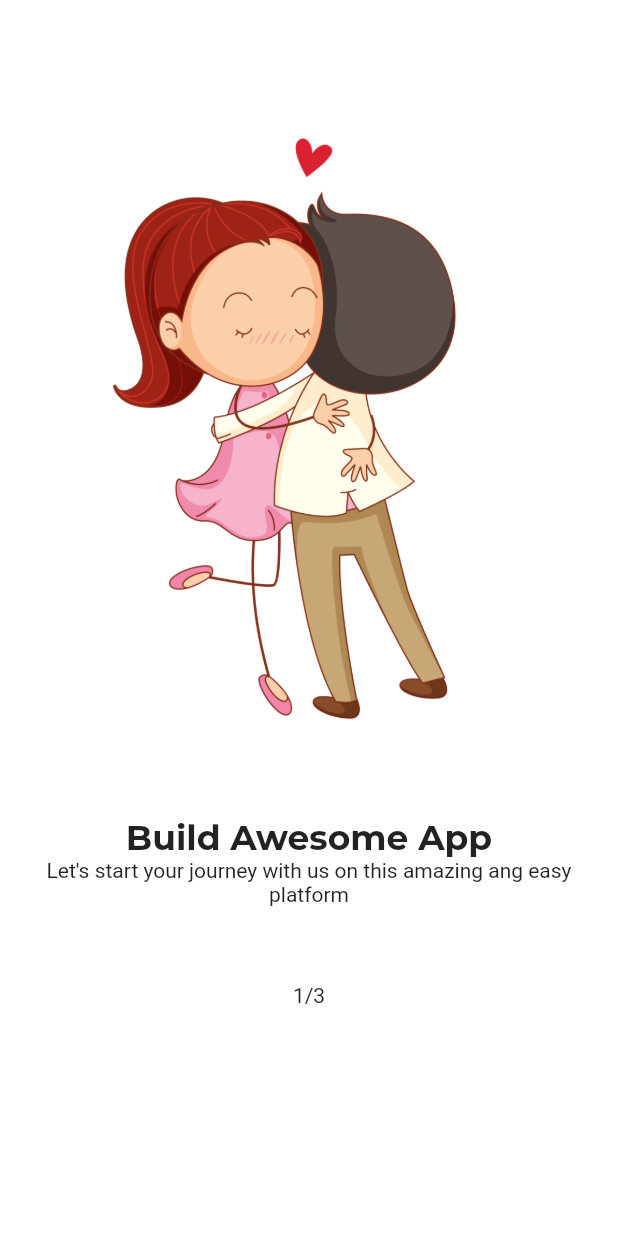
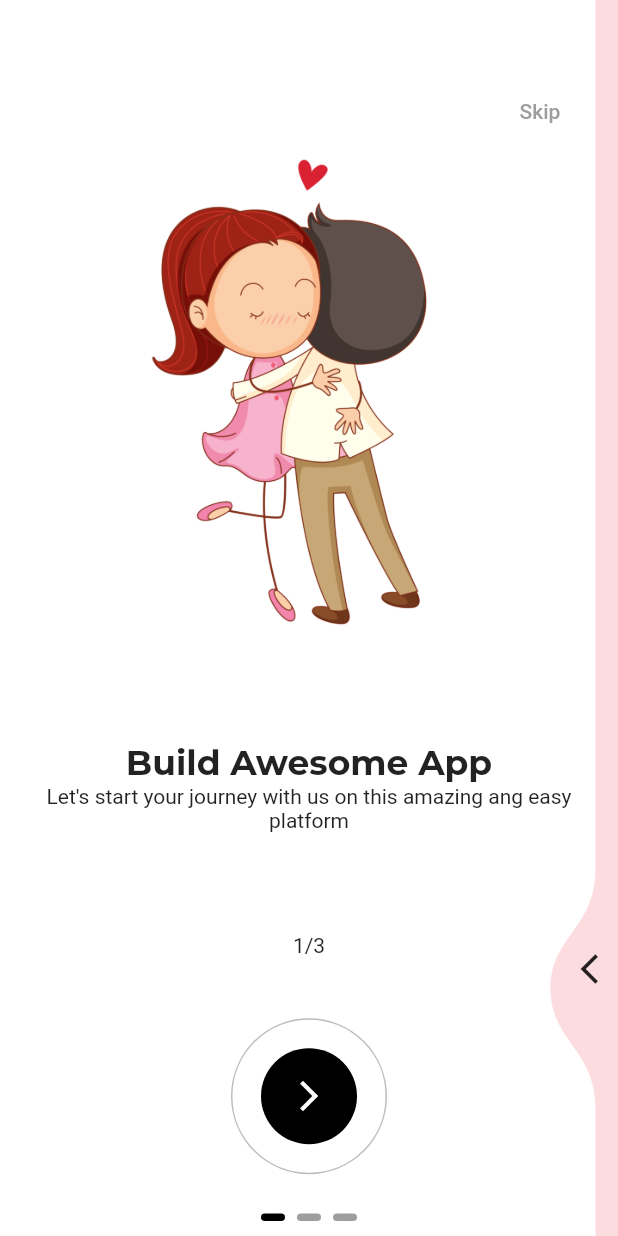
Before and after one commit to IrinaSemGB/login_app_flutter, a Flutter app: the screen it shows after launch, on a phone screen of 412 x 824 dp. Run offline on Flutter 3.47's test engine with Material 2 defaults, Android fonts, the phone set to English and light mode, and no system bars; drawn by our look-alikes of liquid_swipe, smooth_page_indicator; our stand-ins replace get, google_fonts.

Commit message:
OnBoarding screen has been created

```diff
--- a/lib/constants/app_colors.dart
+++ b/lib/constants/app_colors.dart
@@ -1,5 +1,3 @@
-import 'dart:ui';
-
 import 'package:flutter/material.dart';
 
 class AppColors {
--- /dev/null
+++ b/lib/controllers/on_boarding_controller.dart
@@ -0,0 +1,52 @@
+import 'package:get/get.dart';
+import 'package:liquid_swipe/PageHelpers/LiquidController.dart';
+import '../constants/app_colors.dart';
+import '../constants/app_titles.dart';
+import '../constants/images_strings.dart';
+import '../models/on_boarding_model.dart';
+import '../screens/on_boarding/on_boarding_widget.dart';
+
+class OnBoardingController extends GetxController {
+
+  final LiquidController controller = LiquidController();
+  RxInt currentPage = 0.obs;
+
+  onPageChangedCallBack(pageIndex) => currentPage.value = pageIndex;
+
+  skip() => controller.jumpToPage(page: pages.length - 1);
+
+  animateToNextPage() {
+    int nextPage = controller.currentPage + 1;
+    controller.animateToPage(page: nextPage);
+  }
+
+  final List<OnBoardingPage> pages = [
+    OnBoardingPage(
+      onBoardingModel: OnBoardingModel(
+        image: kOnBoardingImage1,
+        title: kOnBoardingTitle1,
+        subTitle: kOnBoardingSubtitle1,
+        counterText: kOnBoardingCounter1,
+        bgColor: AppColors.WHITE,
+      ),
+    ),
+    OnBoardingPage(
+      onBoardingModel: OnBoardingModel(
+        image: kOnBoardingImage2,
+        title: kOnBoardingTitle2,
+        subTitle: kOnBoardingSubtitle2,
+        counterText: kOnBoardingCounter2,
+        bgColor: AppColors.LIGHT_PINK,
+      ),
+    ),
+    OnBoardingPage(
+      onBoardingModel: OnBoardingModel(
+        image: kOnBoardingImage3,
+        title: kOnBoardingTitle3,
+        subTitle: kOnBoardingSubtitle3,
+        counterText: kOnBoardingCounter3,
+        bgColor: AppColors.LIGHT_ORANGE,
+      ),
+    ),
+  ];
+}
--- a/lib/controllers/splash_controller.dart
+++ b/lib/controllers/splash_controller.dart
@@ -1,5 +1,5 @@
 import 'package:get/get.dart';
-import 'package:login_app_flutter/screens/on_boarding_screen.dart';
+import 'package:login_app_flutter/screens/on_boarding/on_boarding_screen.dart';
 
 class SplashController extends GetxController {
   static SplashController get find => Get.find();
--- /dev/null
+++ b/lib/models/on_boarding_model.dart
@@ -0,0 +1,17 @@
+import 'dart:ui';
+
+class OnBoardingModel {
+  final String image;
+  final String title;
+  final String subTitle;
+  final String counterText;
+  final Color bgColor;
+
+  OnBoardingModel({
+    required this.image,
+    required this.title,
+    required this.subTitle,
+    required this.counterText,
+    required this.bgColor,
+  });
+}
--- /dev/null
+++ b/lib/screens/on_boarding/on_boarding_screen.dart
@@ -0,0 +1,73 @@
+import 'package:flutter/material.dart';
+import 'package:get/get_state_manager/src/rx_flutter/rx_obx_widget.dart';
+import 'package:liquid_swipe/liquid_swipe.dart';
+import 'package:login_app_flutter/constants/app_colors.dart';
+import 'package:login_app_flutter/controllers/on_boarding_controller.dart';
+import 'package:smooth_page_indicator/smooth_page_indicator.dart';
+
+class OnBoardingScreen extends StatelessWidget {
+
+  final OnBoardingController onBoardingController = OnBoardingController();
+
+  @override
+  Widget build(BuildContext context) {
+
+    final size = MediaQuery.of(context).size;
+
+    return Scaffold(
+      body: Obx(
+        () => Stack(
+          alignment: Alignment.center,
+          children: [
+            LiquidSwipe(
+              pages: onBoardingController.pages,
+              liquidController: onBoardingController.controller,
+              slideIconWidget: Icon(Icons.arrow_back_ios),
+              enableSideReveal: true,
+              onPageChangeCallback: onBoardingController.onPageChangedCallBack,
+            ),
+            Positioned(
+              bottom: size.height * 0.05,
+              child: OutlinedButton(
+                onPressed: () => onBoardingController.animateToNextPage(),
+                style: ElevatedButton.styleFrom(
+                  side: BorderSide(color: Colors.black26),
+                  shape: CircleBorder(),
+                  padding: EdgeInsets.all(20.0),
+                  foregroundColor: AppColors.WHITE,
+                ),
+                child: Container(
+                  padding: EdgeInsets.all(20.0),
+                  decoration: BoxDecoration(
+                    color: AppColors.DARK,
+                    shape: BoxShape.circle,
+                  ),
+                  child: Icon(Icons.arrow_forward_ios),
+                ),
+              ),
+            ),
+            Positioned(
+              top: 50.0,
+              right: 20.0,
+              child: TextButton(
+                onPressed: () => onBoardingController.skip(),
+                child: Text('Skip', style: TextStyle(color: Colors.grey)),
+              ),
+            ),
+            Positioned(
+              bottom: 10.0,
+              child: AnimatedSmoothIndicator(
+                activeIndex: onBoardingController.currentPage.value,
+                count: onBoardingController.pages.length,
+                effect: WormEffect(
+                  activeDotColor: AppColors.DARK,
+                  dotHeight: 5.0,
+                ),
+              ),
+            ),
+          ],
+        ),
+      ),
+    );
+  }
+}
--- /dev/null
+++ b/lib/screens/on_boarding/on_boarding_widget.dart
@@ -0,0 +1,33 @@
+import 'package:flutter/material.dart';
+import '../../models/on_boarding_model.dart';
+
+class OnBoardingPage extends StatelessWidget {
+  const OnBoardingPage({super.key, required this.onBoardingModel});
+
+  final OnBoardingModel onBoardingModel;
+
+  @override
+  Widget build(BuildContext context) {
+
+    final size = MediaQuery.of(context).size;
+
+    return Container(
+      color: onBoardingModel.bgColor,
+      padding: EdgeInsets.all(30.0),
+      child: Column(
+        mainAxisAlignment: MainAxisAlignment.spaceEvenly,
+        children: [
+          Image(image: AssetImage(onBoardingModel.image), height: size.height * 0.4),
+          Column(
+            children: [
+              Text(onBoardingModel.title, style: Theme.of(context).textTheme.headlineSmall),
+              Text(onBoardingModel.subTitle, textAlign: TextAlign.center),
+            ],
+          ),
+          Text(onBoardingModel.counterText),
+          SizedBox(height: 20.0),
+        ],
+      ),
+    );
+  }
+}
--- a/lib/screens/on_boarding_screen.dart
+++ /dev/null
@@ -1,51 +0,0 @@
-import 'package:flutter/material.dart';
-import 'package:liquid_swipe/liquid_swipe.dart';
-import 'package:login_app_flutter/constants/app_colors.dart';
-import 'package:login_app_flutter/constants/images_strings.dart';
-
-import '../constants/app_titles.dart';
-
-class OnBoardingScreen extends StatelessWidget {
-  const OnBoardingScreen({Key? key}) : super(key: key);
-
-  @override
-  Widget build(BuildContext context) {
-
-    final size = MediaQuery.of(context).size;
-
-    return Scaffold(
-      body: Stack(
-        children: [
-          LiquidSwipe(
-            pages: [
-              Container(
-                color: AppColors.WHITE,
-                padding: EdgeInsets.all(30.0),
-                child: Column(
-                  mainAxisAlignment: MainAxisAlignment.spaceEvenly,
-                  children: [
-                    Image(image: AssetImage(kOnBoardingImage1), height: size.height * 0.5),
-                    Column(
-                      children: [
-                        Text(kOnBoardingTitle1, style: Theme.of(context).textTheme.headlineSmall),
-                        Text(kOnBoardingSubtitle1, textAlign: TextAlign.center),
-                      ],
-                    ),
-                    Text(kOnBoardingCounter1),
-                    SizedBox(height: 20.0),
-                  ],
-                ),
-              ),
-              Container(
-                color: AppColors.LIGHT_PINK,
-              ),
-              Container(
-                color: AppColors.LIGHT_ORANGE,
-              ),
-            ],
-          ),
-        ],
-      ),
-    );
-  }
-}
--- a/pubspec.yaml
+++ b/pubspec.yaml
@@ -18,6 +18,7 @@ dependencies:
   flutter_native_splash: ^2.3.0
   get: ^4.6.5
   liquid_swipe: ^3.1.0
+  smooth_page_indicator: ^1.1.0
 
 dev_dependencies:
   flutter_test:
```
Also changed, not shown: lib/controllers/onboarding_controller.dart (deleted), lib/models/onboarding_model.dart (deleted), pubspec.lock.
